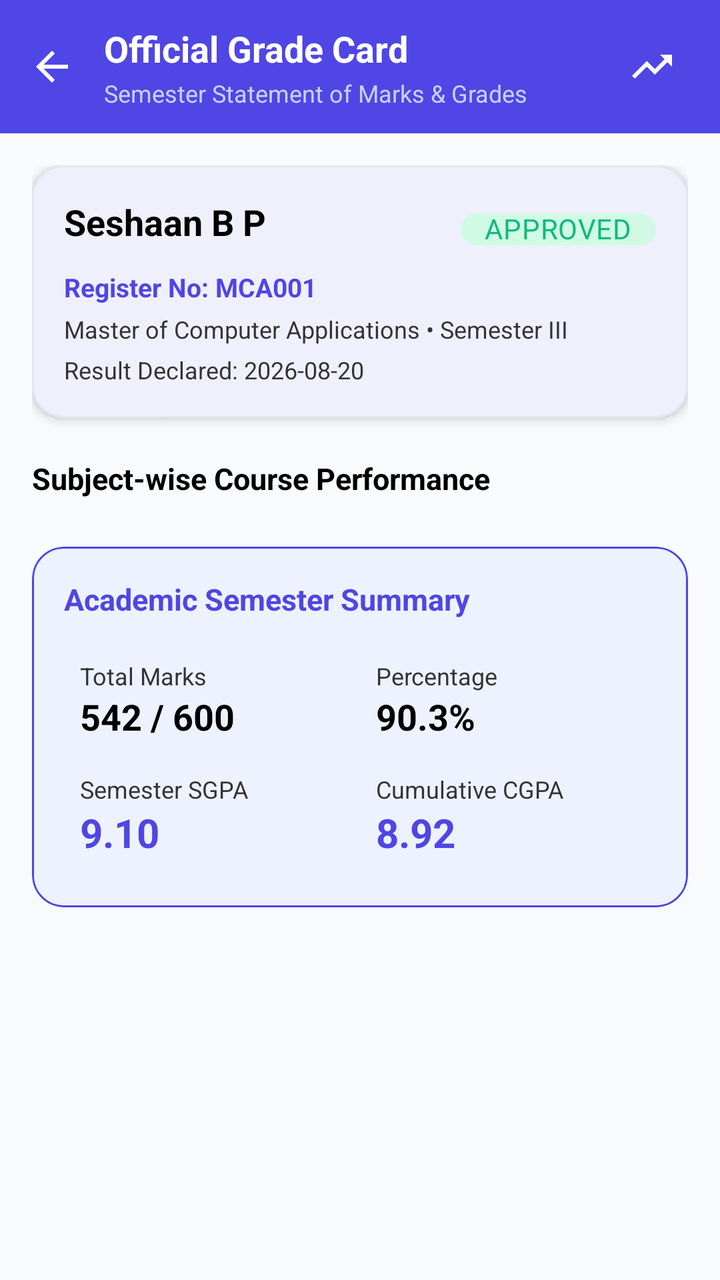
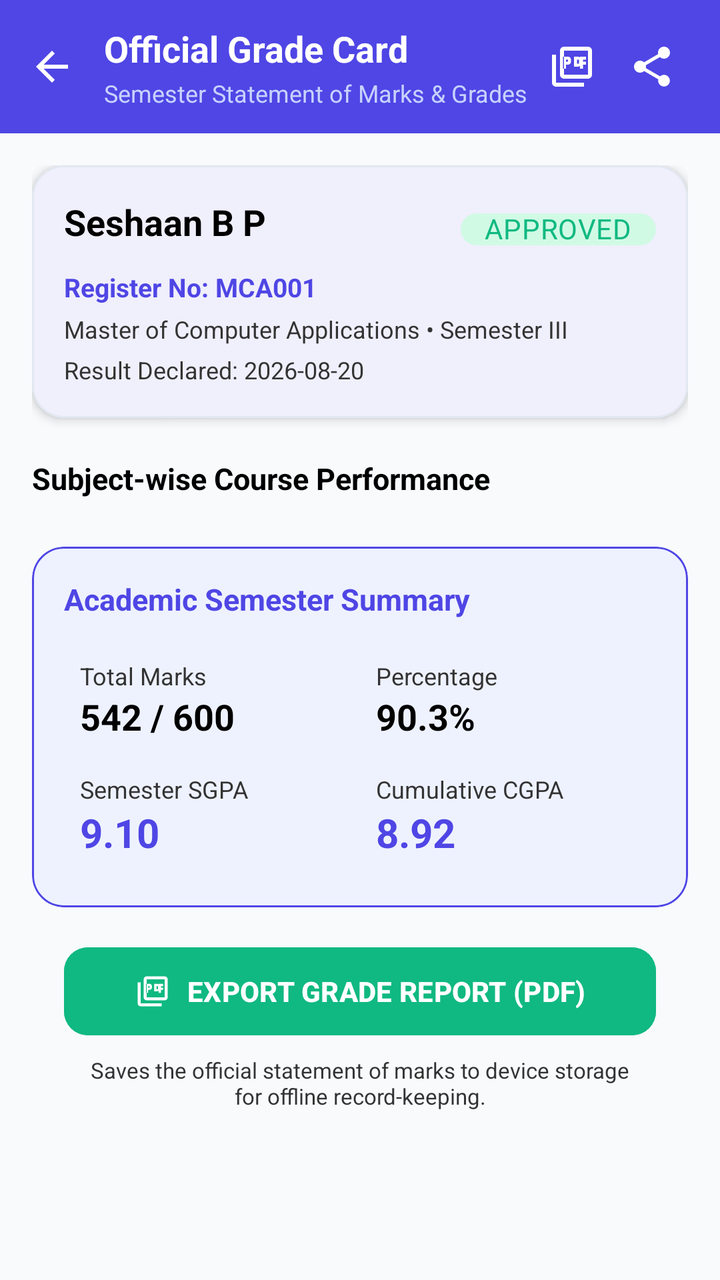

The first picture is an Android layout as it rendered before a commit; the second is the same layout after the commit. The layout source and the unified diff follow.
<!-- AndroidManifest.xml: activity theme Theme.GradeXpert -->
<!-- res/layout/activity_result_details.xml -->
<?xml version="1.0" encoding="utf-8"?>
<androidx.coordinatorlayout.widget.CoordinatorLayout xmlns:android="http://schemas.android.com/apk/res/android"
    xmlns:app="http://schemas.android.com/apk/res-auto"
    xmlns:tools="http://schemas.android.com/tools"
    android:layout_width="match_parent"
    android:layout_height="match_parent"
    android:fitsSystemWindows="true"
    android:background="@color/background"
    tools:context=".ResultDetailsActivity">

    
    <com.google.android.material.appbar.AppBarLayout
        android:id="@+id/appBarResultDetails"
        android:layout_width="match_parent"
        android:layout_height="wrap_content"
        android:fitsSystemWindows="true"
        android:background="@color/primary">

        <androidx.appcompat.widget.Toolbar
            android:id="@+id/toolbarResultDetails"
            android:layout_width="match_parent"
            android:layout_height="wrap_content"
            android:minHeight="?attr/actionBarSize"
            android:background="@color/primary"
            android:paddingStart="8dp"
            android:paddingTop="12dp"
            android:paddingEnd="16dp"
            android:paddingBottom="12dp"
            app:contentInsetStart="0dp"
            app:contentInsetStartWithNavigation="0dp">

            <LinearLayout
                android:layout_width="match_parent"
                android:layout_height="wrap_content"
                android:gravity="center_vertical"
                android:orientation="horizontal">

                <ImageView
                    android:id="@+id/btnBackResultDetails"
                    android:layout_width="36dp"
                    android:layout_height="36dp"
                    android:background="?attr/selectableItemBackgroundBorderless"
                    android:clickable="true"
                    android:contentDescription="Back"
                    android:focusable="true"
                    android:padding="6dp"
                    android:src="@drawable/ic_back_arrow"
                    app:tint="@color/white" />

                <LinearLayout
                    android:layout_width="0dp"
                    android:layout_height="wrap_content"
                    android:layout_marginStart="8dp"
                    android:layout_weight="1"
                    android:orientation="vertical">

                    <TextView
                        android:layout_width="wrap_content"
                        android:layout_height="wrap_content"
                        android:text="Official Grade Card"
                        android:textColor="@color/white"
                        android:textSize="18sp"
                        android:textStyle="bold" />

                    <TextView
                        android:id="@+id/tvResultDetailsSubHeader"
                        android:layout_width="wrap_content"
                        android:layout_height="wrap_content"
                        android:layout_marginTop="2dp"
                        android:text="Semester Statement of Marks &amp; Grades"
                        android:textColor="@color/header_subtitle"
                        android:textSize="12sp" />

                </LinearLayout>

                <ImageView
                    android:id="@+id/btnShareResultDetails"
                    android:layout_width="36dp"
                    android:layout_height="36dp"
                    android:background="?attr/selectableItemBackgroundBorderless"
                    android:clickable="true"
                    android:contentDescription="Share"
                    android:focusable="true"
                    android:padding="6dp"
                    android:src="@drawable/ic_trending_up"
                    app:tint="@color/white" />

            </LinearLayout>

        </androidx.appcompat.widget.Toolbar>

    </com.google.android.material.appbar.AppBarLayout>

    <androidx.core.widget.NestedScrollView
        android:layout_width="match_parent"
        android:layout_height="match_parent"
        app:layout_behavior="@string/appbar_scrolling_view_behavior">

        <LinearLayout
            android:layout_width="match_parent"
            android:layout_height="wrap_content"
            android:orientation="vertical"
            android:padding="16dp">

            
            <com.google.android.material.card.MaterialCardView
                android:layout_width="match_parent"
                android:layout_height="wrap_content"
                app:cardBackgroundColor="@color/surface"
                app:cardCornerRadius="16dp"
                app:cardElevation="3dp"
                app:strokeColor="@color/border_color"
                app:strokeWidth="1dp">

                <LinearLayout
                    android:layout_width="match_parent"
                    android:layout_height="wrap_content"
                    android:orientation="vertical"
                    android:padding="16dp">

                    <RelativeLayout
                        android:layout_width="match_parent"
                        android:layout_height="wrap_content">

                        <TextView
                            android:id="@+id/tvDetailStudentName"
                            android:layout_width="wrap_content"
                            android:layout_height="wrap_content"
                            android:layout_alignParentStart="true"
                            android:layout_toStartOf="@id/chipDetailStatus"
                            android:text="Seshaan B P"
                            android:textColor="@color/text_primary"
                            android:textSize="18sp"
                            android:textStyle="bold" />

                        <LinearLayout
                            android:layout_width="wrap_content"
                            android:layout_height="wrap_content"
                            android:layout_alignParentEnd="true"
                            android:orientation="horizontal">

                            <com.google.android.material.chip.Chip
                                android:id="@+id/chipDetailVersion"
                                style="@style/Widget.MaterialComponents.Chip.Choice"
                                android:layout_width="wrap_content"
                                android:layout_height="32dp"
                                android:layout_marginEnd="6dp"
                                android:text="v1"
                                android:textColor="@color/primary"
                                android:visibility="gone"
                                app:chipBackgroundColor="@color/primary_light" />

                            <com.google.android.material.chip.Chip
                                android:id="@+id/chipDetailStatus"
                                style="@style/Widget.MaterialComponents.Chip.Choice"
                                android:layout_width="wrap_content"
                                android:layout_height="32dp"
                                android:text="APPROVED"
                                android:textColor="@color/success"
                                app:chipBackgroundColor="@color/success_light" />

                        </LinearLayout>

                    </RelativeLayout>

                    <TextView
                        android:id="@+id/tvDetailStudentRegNo"
                        android:layout_width="wrap_content"
                        android:layout_height="wrap_content"
                        android:layout_marginTop="4dp"
                        android:text="Register No: MCA001"
                        android:textColor="@color/primary"
                        android:textSize="13sp"
                        android:textStyle="bold" />

                    <TextView
                        android:id="@+id/tvDetailStudentDeptSem"
                        android:layout_width="wrap_content"
                        android:layout_height="wrap_content"
                        android:layout_marginTop="4dp"
                        android:text="Master of Computer Applications • Semester III"
                        android:textColor="@color/text_secondary"
                        android:textSize="12sp" />

                    <TextView
                        android:id="@+id/tvDetailPublishedDate"
                        android:layout_width="wrap_content"
                        android:layout_height="wrap_content"
                        android:layout_marginTop="4dp"
                        android:text="Result Declared: 2026-08-20"
                        android:textColor="@color/text_secondary"
                        android:textSize="12sp" />

                </LinearLayout>

            </com.google.android.material.card.MaterialCardView>

            
            <TextView
                android:layout_width="wrap_content"
                android:layout_height="wrap_content"
                android:layout_marginTop="20dp"
                android:layout_marginBottom="8dp"
                android:text="Subject-wise Course Performance"
                android:textColor="@color/text_primary"
                android:textSize="15sp"
                android:textStyle="bold" />

            <androidx.recyclerview.widget.RecyclerView
                android:id="@+id/rvDetailSubjectResults"
                android:layout_width="match_parent"
                android:layout_height="wrap_content"
                android:nestedScrollingEnabled="false" />

            
            <com.google.android.material.card.MaterialCardView
                android:layout_width="match_parent"
                android:layout_height="wrap_content"
                android:layout_marginTop="16dp"
                app:cardBackgroundColor="@color/primary_light"
                app:cardCornerRadius="16dp"
                app:cardElevation="0dp"
                app:strokeColor="@color/primary"
                app:strokeWidth="1dp">

                <LinearLayout
                    android:layout_width="match_parent"
                    android:layout_height="wrap_content"
                    android:orientation="vertical"
                    android:padding="16dp">

                    <TextView
                        android:layout_width="wrap_content"
                        android:layout_height="wrap_content"
                        android:text="Academic Semester Summary"
                        android:textColor="@color/primary"
                        android:textSize="15sp"
                        android:textStyle="bold" />

                    <GridLayout
                        android:layout_width="match_parent"
                        android:layout_height="wrap_content"
                        android:layout_marginTop="12dp"
                        android:columnCount="2"
                        android:rowCount="2">

                        <LinearLayout
                            android:layout_width="0dp"
                            android:layout_height="wrap_content"
                            android:layout_columnWeight="1"
                            android:orientation="vertical"
                            android:padding="8dp">

                            <TextView
                                android:layout_width="wrap_content"
                                android:layout_height="wrap_content"
                                android:text="Total Marks"
                                android:textColor="@color/text_secondary"
                                android:textSize="12sp" />

                            <TextView
                                android:id="@+id/tvDetailTotalMarks"
                                android:layout_width="wrap_content"
                                android:layout_height="wrap_content"
                                android:text="542 / 600"
                                android:textColor="@color/text_primary"
                                android:textSize="18sp"
                                android:textStyle="bold" />

                        </LinearLayout>

                        <LinearLayout
                            android:layout_width="0dp"
                            android:layout_height="wrap_content"
                            android:layout_columnWeight="1"
                            android:orientation="vertical"
                            android:padding="8dp">

                            <TextView
                                android:layout_width="wrap_content"
                                android:layout_height="wrap_content"
                                android:text="Percentage"
                                android:textColor="@color/text_secondary"
                                android:textSize="12sp" />

                            <TextView
                                android:id="@+id/tvDetailPercentage"
                                android:layout_width="wrap_content"
                                android:layout_height="wrap_content"
                                android:text="90.3%"
                                android:textColor="@color/text_primary"
                                android:textSize="18sp"
                                android:textStyle="bold" />

                        </LinearLayout>

                        <LinearLayout
                            android:layout_width="0dp"
                            android:layout_height="wrap_content"
                            android:layout_columnWeight="1"
                            android:orientation="vertical"
                            android:padding="8dp">

                            <TextView
                                android:layout_width="wrap_content"
                                android:layout_height="wrap_content"
                                android:text="Semester SGPA"
                                android:textColor="@color/text_secondary"
                                android:textSize="12sp" />

                            <TextView
                                android:id="@+id/tvDetailSGPA"
                                android:layout_width="wrap_content"
                                android:layout_height="wrap_content"
                                android:text="9.10"
                                android:textColor="@color/primary"
                                android:textSize="20sp"
                                android:textStyle="bold" />

                        </LinearLayout>

                        <LinearLayout
                            android:layout_width="0dp"
                            android:layout_height="wrap_content"
                            android:layout_columnWeight="1"
                            android:orientation="vertical"
                            android:padding="8dp">

                            <TextView
                                android:layout_width="wrap_content"
                                android:layout_height="wrap_content"
                                android:text="Cumulative CGPA"
                                android:textColor="@color/text_secondary"
                                android:textSize="12sp" />

                            <TextView
                                android:id="@+id/tvDetailCGPA"
                                android:layout_width="wrap_content"
                                android:layout_height="wrap_content"
                                android:text="8.92"
                                android:textColor="@color/primary"
                                android:textSize="20sp"
                                android:textStyle="bold" />

                        </LinearLayout>

                    </GridLayout>

                </LinearLayout>

            </com.google.android.material.card.MaterialCardView>

        </LinearLayout>

    </androidx.core.widget.NestedScrollView>

</androidx.coordinatorlayout.widget.CoordinatorLayout>
<!-- resources referenced by this layout -->
<resources>
  <color name="background">#F8FAFC</color>
  <color name="border_color">#E2E8F0</color>
  <color name="header_subtitle">#C7D2FE</color>
  <color name="primary">#4F46E5</color>
  <color name="primary_light">#EEF2FF</color>
  <color name="success">#10B981</color>
  <color name="success_light">#D1FAE5</color>
  <color name="surface">#FFFFFF</color>
  <color name="text_primary">#000000</color>
  <color name="text_secondary">#333333</color>
  <color name="white">#FFFFFFFF</color>
  <!-- drawable ic_back_arrow (drawable) -->
  <?xml version="1.0" encoding="utf-8"?>
  <vector xmlns:android="http://schemas.android.com/apk/res/android"
      android:width="24dp"
      android:height="24dp"
      android:viewportWidth="24"
      android:viewportHeight="24">
      <path
          android:fillColor="#FFFFFF"
          android:pathData="M20,11H7.83l5.59,-5.59L12,4l-8,8 8,8 1.41,-1.41L7.83,13H20v-2z"/>
  </vector>
  <!-- drawable ic_trending_up (drawable) -->
  <?xml version="1.0" encoding="utf-8"?>
  <vector xmlns:android="http://schemas.android.com/apk/res/android"
      android:width="24dp"
      android:height="24dp"
      android:viewportWidth="24"
      android:viewportHeight="24">
      <path
          android:fillColor="#0F9D58"
          android:pathData="M16,6l2.29,2.29 -4.88,4.88 -4,-4L2,16.59 3.41,18l6,-6 4,4 6.3,-6.29L22,12V6h-6z"/>
  </vector>
  <style name="Theme.GradeXpert" parent="Theme.Material3.DayNight.NoActionBar">
          
          <item name="colorPrimary">@color/primary</item>
          <item name="colorOnPrimary">@color/white</item>
          <item name="colorPrimaryContainer">@color/primary_light</item>
          <item name="colorOnPrimaryContainer">@color/primary_dark</item>
  
          
          <item name="colorSecondary">@color/secondary</item>
          <item name="colorOnSecondary">@color/white</item>
          <item name="colorSecondaryContainer">@color/secondary_light</item>
          <item name="colorOnSecondaryContainer">@color/secondary_dark</item>
  
          
          <item name="android:statusBarColor">@color/primary_dark</item>
          <item name="android:windowLightStatusBar">false</item>
          <item name="android:fitsSystemWindows">true</item>
  
          
          <item name="android:windowBackground">@color/background</item>
          <item name="colorSurface">@color/surface</item>
          <item name="android:textColor">@color/text_primary</item>
          <item name="android:textColorPrimary">@color/text_primary</item>
          <item name="android:textColorSecondary">@color/text_secondary</item>
      </style>
  <color name="primary_dark">#3730A3</color>
  <color name="secondary">#0EA5E9</color>
  <color name="secondary_light">#E0F2FE</color>
  <color name="secondary_dark">#0369A1</color>
</resources>

<!-- the commit's change to res/layout/activity_result_details.xml (unified diff, before → after) -->
@@ -74,6 +74,19 @@
                 </LinearLayout>
 
                 <ImageView
+                    android:id="@+id/btnExportPdfResultDetails"
+                    android:layout_width="36dp"
+                    android:layout_height="36dp"
+                    android:layout_marginEnd="4dp"
+                    android:background="?attr/selectableItemBackgroundBorderless"
+                    android:clickable="true"
+                    android:contentDescription="Export PDF"
+                    android:focusable="true"
+                    android:padding="6dp"
+                    android:src="@drawable/ic_pdf"
+                    app:tint="@color/white" />
+
+                <ImageView
                     android:id="@+id/btnShareResultDetails"
                     android:layout_width="36dp"
                     android:layout_height="36dp"
@@ -82,7 +95,7 @@
                     android:contentDescription="Share"
                     android:focusable="true"
                     android:padding="6dp"
-                    android:src="@drawable/ic_trending_up"
+                    android:src="@drawable/ic_share"
                     app:tint="@color/white" />
 
             </LinearLayout>
@@ -350,6 +363,36 @@
 
             </com.google.android.material.card.MaterialCardView>
 
+            
+            <com.google.android.material.button.MaterialButton
+                android:id="@+id/btnExportPdfResultDetailsBottom"
+                android:layout_width="match_parent"
+                android:layout_height="52dp"
+                android:layout_marginStart="16dp"
+                android:layout_marginTop="16dp"
+                android:layout_marginEnd="16dp"
+                android:backgroundTint="@color/success"
+                android:text="EXPORT GRADE REPORT (PDF)"
+                android:textColor="@color/white"
+                android:textSize="14sp"
+                android:textStyle="bold"
+                app:cornerRadius="12dp"
+                app:icon="@drawable/ic_pdf"
+                app:iconGravity="textStart"
+                app:iconPadding="8dp"
+                app:iconTint="@color/white" />
+
+            <TextView
+                android:layout_width="match_parent"
+                android:layout_height="wrap_content"
+                android:layout_marginStart="24dp"
+                android:layout_marginTop="6dp"
+                android:layout_marginEnd="24dp"
+                android:gravity="center"
+                android:text="Saves the official statement of marks to device storage for offline record-keeping."
+                android:textColor="@color/text_secondary"
+                android:textSize="11sp" />
+
         </LinearLayout>
 
     </androidx.core.widget.NestedScrollView>
<!-- resource entries referenced after the edit -->
@@ -22,16 +22,25 @@
           android:fillColor="#FFFFFF"
           android:pathData="M20,11H7.83l5.59,-5.59L12,4l-8,8 8,8 1.41,-1.41L7.83,13H20v-2z"/>
   </vector>
-  <!-- drawable ic_trending_up (drawable) -->
-  <?xml version="1.0" encoding="utf-8"?>
+  <!-- drawable ic_pdf (drawable) -->
   <vector xmlns:android="http://schemas.android.com/apk/res/android"
       android:width="24dp"
       android:height="24dp"
       android:viewportWidth="24"
       android:viewportHeight="24">
-      <path
-          android:fillColor="#0F9D58"
-          android:pathData="M16,6l2.29,2.29 -4.88,4.88 -4,-4L2,16.59 3.41,18l6,-6 4,4 6.3,-6.29L22,12V6h-6z"/>
+    <path
+        android:fillColor="#D32F2F"
+        android:pathData="M20,2H8C6.9,2 6,2.9 6,4v12c0,1.1 0.9,2 2,2h12c1.1,0 2,-0.9 2,-2V4C22,2.9 21.1,2 20,2zM20,16H8V4h12V16zM4,6H2v14c0,1.1 0.9,2 2,2h14v-2H4V6zM11.5,9.5c0,0.83 -0.67,1.5 -1.5,1.5H9v2H7.5V7H10C10.83,7 11.5,7.67 11.5,8.5V9.5zM9,8.5v1h1V8.5H9zM16.5,10.5c0,0.83 -0.67,1.5 -1.5,1.5h-2V7h2c0.83,0 1.5,0.67 1.5,1.5V10.5zM14.5,8.5v2h1V8.5H14.5zM19,8.5h-1.5v1H19v1.5h-1.5V13H16V7h3V8.5z"/>
+  </vector>
+  <!-- drawable ic_share (drawable) -->
+  <vector xmlns:android="http://schemas.android.com/apk/res/android"
+      android:width="24dp"
+      android:height="24dp"
+      android:viewportWidth="24"
+      android:viewportHeight="24">
+    <path
+        android:fillColor="#FF000000"
+        android:pathData="M18,16.08c-0.76,0 -1.44,0.3 -1.96,0.77L8.91,12.7c0.05,-0.23 0.09,-0.47 0.09,-0.7s-0.04,-0.47 -0.09,-0.7l7.05,-4.11c0.54,0.5 1.25,0.81 2.04,0.81 1.66,0 3,-1.34 3,-3s-1.34,-3 -3,-3 -3,1.34 -3,3c0,0.23 0.04,0.47 0.09,0.7L8.04,9.81C7.5,9.31 6.79,9 6,9c-1.66,0 -3,1.34 -3,3s1.34,3 3,3c0.79,0 1.5,-0.31 2.04,-0.81l7.12,4.16c-0.05,0.21 -0.08,0.43 -0.08,0.65 0,1.61 1.31,2.92 2.92,2.92 1.61,0 2.92,-1.31 2.92,-2.92s-1.31,-2.92 -2.92,-2.92z"/>
   </vector>
   <style name="Theme.GradeXpert" parent="Theme.Material3.DayNight.NoActionBar">
           
